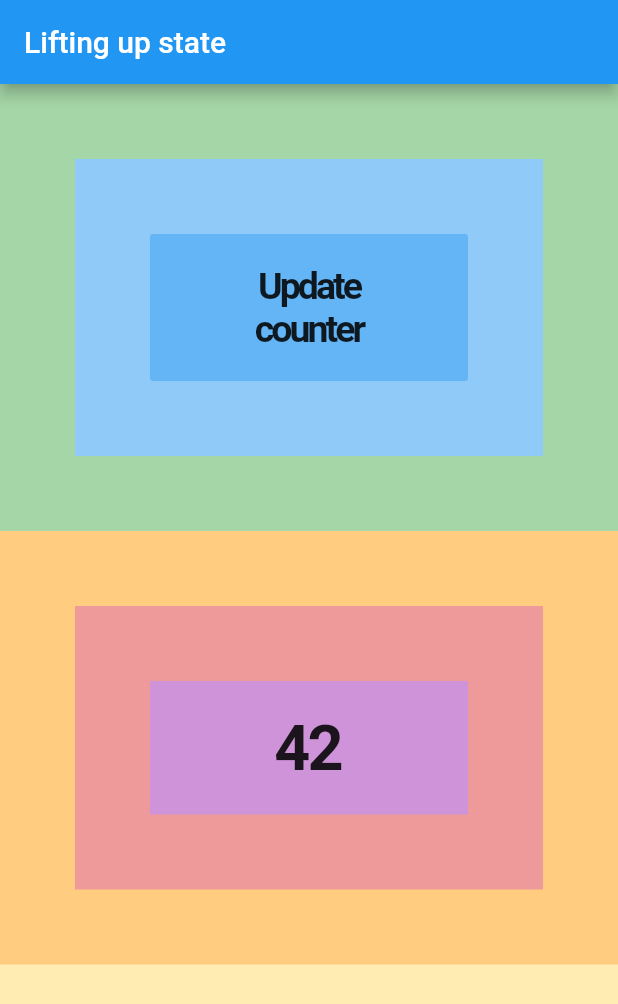
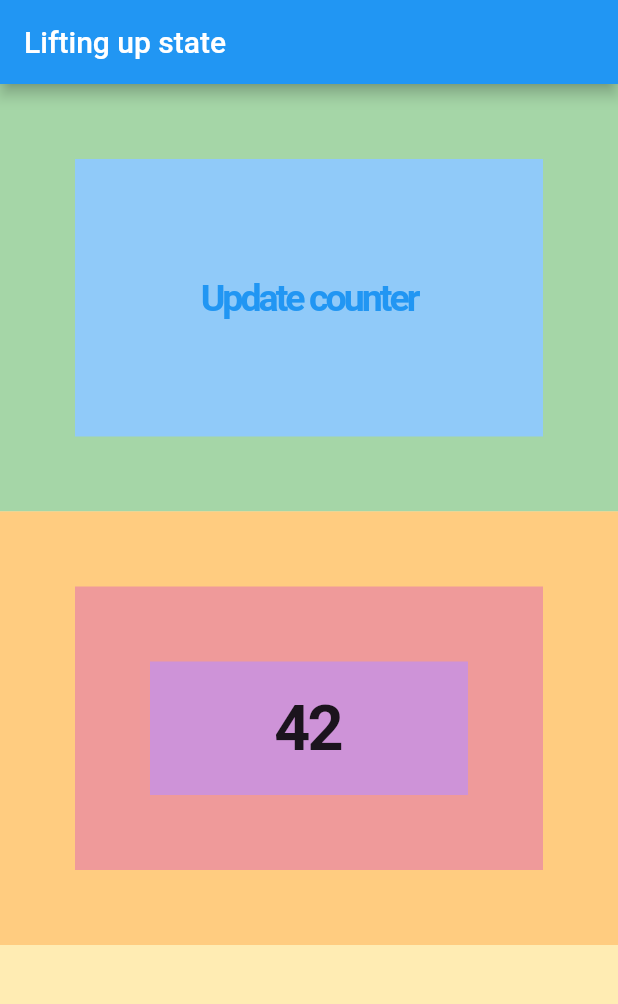
Before and after one commit to ikeriparraguirre/PMDM_Tarea4_Ejercicio2, a Flutter app: the screen it shows after launch, on a phone screen of 412 x 824 dp. Shown: the top 1004 px of the screen. Run offline on Flutter 3.47's test engine with Material 2 defaults, Android fonts, the phone set to English and light mode, and no system bars.

Commit message:
Actualizado el ejercicio 2

```diff
--- a/lib/widgets/button_widget.dart
+++ b/lib/widgets/button_widget.dart
@@ -1,14 +1,17 @@
 import 'package:flutter/material.dart';
 
-class ButtonWidget extends StatelessWidget {
-  ButtonWidget();
+class ButtonWidget extends StatefulWidget {
+  @override
+  State<ButtonWidget> createState() => _Fecha();
+}
 
+class _Fecha extends State<ButtonWidget> {
   @override
   Widget build(BuildContext context) {
     return Padding(
       padding: const EdgeInsets.all(50.0),
-      child: FlatButton(
-        color: Colors.blue[300],
+      child: TextButton(
+        //color: Colors.blue[300],
         onPressed: () => {
           print("Cuando pulsamos este botón NO pasa nada..."),
           print("... pero queremos que se actualice el contador!!!!"),
```
Also changed, not shown: lib/main.dart (+8 -0 lines), pubspec.lock (deleted), 3 other files.
